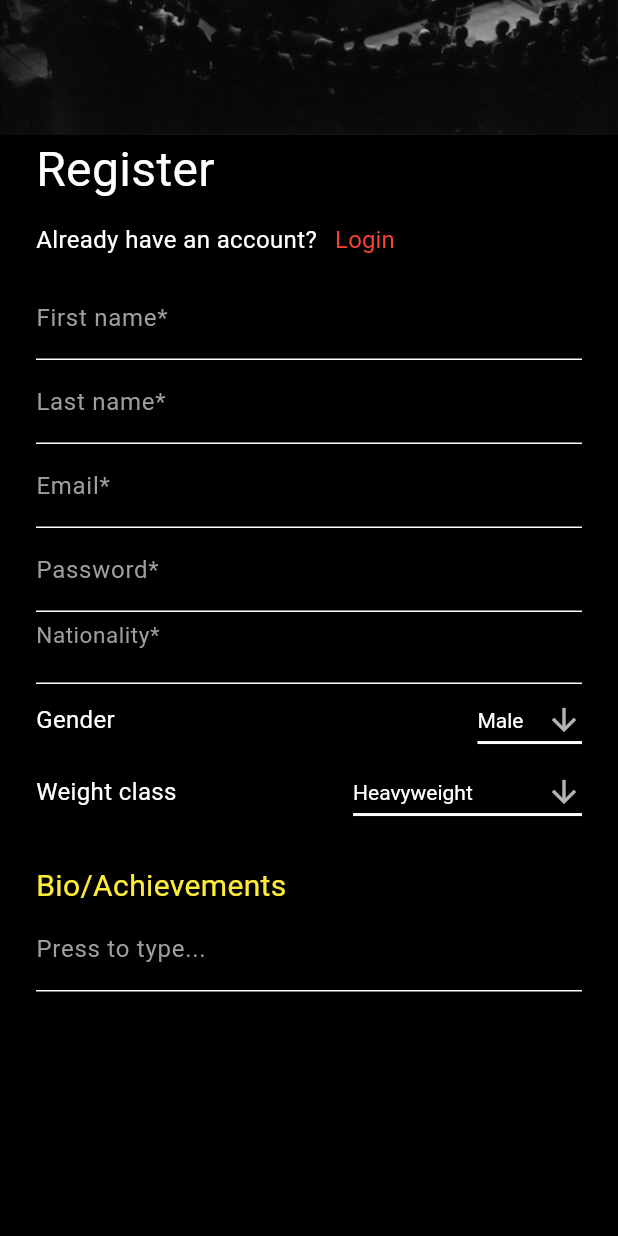
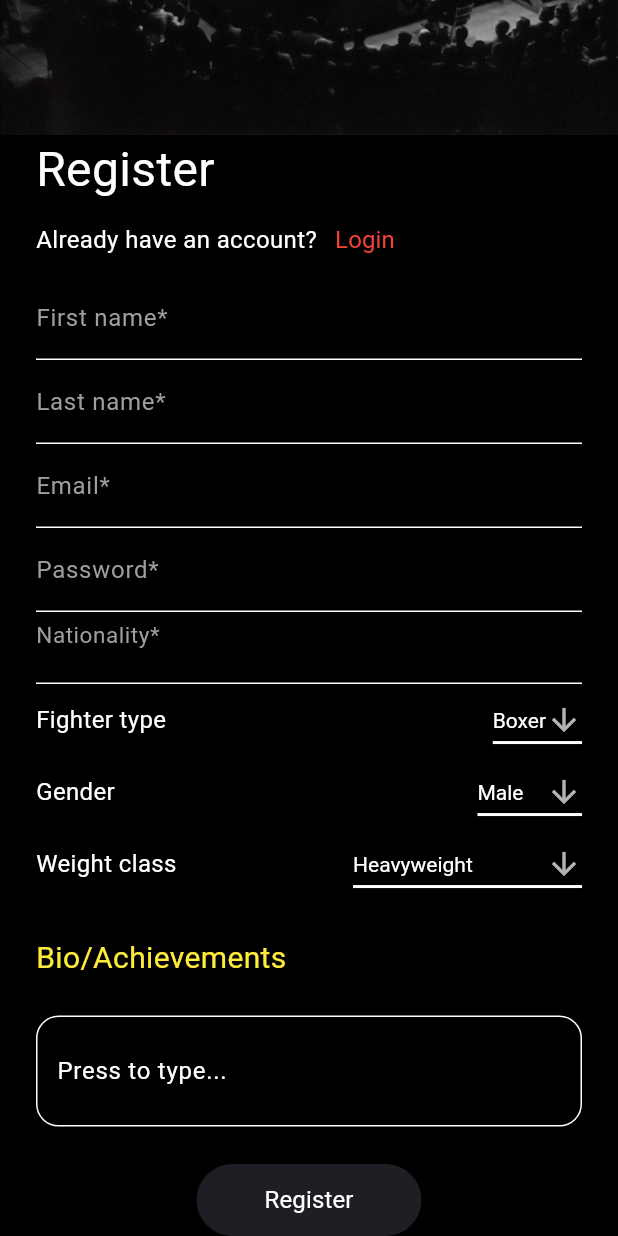
Before and after one commit to MrxBurn/FTF, a Flutter app: the RegisterFighter screen opened by its route, scrolled down 181 dp, on a phone screen of 412 x 824 dp. Run offline on Flutter 3.47's test engine with Material 2 defaults, Android fonts, the phone set to English and light mode, and no system bars; our stand-ins replace cloud_firestore, country_picker, firebase_auth, firebase_core, flutter_svg; accounts and stored records are empty; project files that could hold a hidden picture were left out.

Commit message:
Added fighter type dropdown + refactor

```diff
--- a/lib/authentication/register_fighter.dart
+++ b/lib/authentication/register_fighter.dart
@@ -26,6 +26,8 @@ const List<String> weightList = <String>[
   'Strawweight',
 ];
 
+List<String> fighterTypeList = <String>['Boxer', 'MMA'];
+
 class RegisterFighter extends StatefulWidget {
   const RegisterFighter({super.key});
 
@@ -35,7 +37,6 @@ class RegisterFighter extends StatefulWidget {
 
 class _RegisterFighterState extends State<RegisterFighter> {
   //TODO: Implement registration logic
-  //TODO: Add fighter type - box, mma
   String firstName = '';
 
   String lastName = '';
@@ -47,6 +48,8 @@ class _RegisterFighterState extends State<RegisterFighter> {
   var genderValue = genderList.first;
 
   var weightValue = weightList.first;
+
+  var fighterType = fighterTypeList.first;
 
   String email = '';
 
@@ -218,6 +221,43 @@ class _RegisterFighterState extends State<RegisterFighter> {
                       mainAxisAlignment: MainAxisAlignment.spaceBetween,
                       children: [
                         const Text(
+                          'Fighter type',
+                          style: bodyStyle,
+                        ),
+                        const SizedBox(
+                          width: 50,
+                        ),
+                        DropdownButton<String>(
+                          value: fighterType,
+                          icon: const Icon(Icons.arrow_downward),
+                          elevation: 16,
+                          style: const TextStyle(color: Colors.white),
+                          underline: Container(
+                            height: 2,
+                            color: Colors.white,
+                          ),
+                          onChanged: (String? value) {
+                            setState(() {
+                              fighterType = value!;
+                            });
+                          },
+                          items: fighterTypeList
+                              .map<DropdownMenuItem<String>>((String value) {
+                            return DropdownMenuItem<String>(
+                              value: value,
+                              child: Text(value),
+                            );
+                          }).toList(),
+                        ),
+                      ],
+                    ),
+                  ),
+                  Padding(
+                    padding: const EdgeInsets.only(left: 24.0, right: 24),
+                    child: Row(
+                      mainAxisAlignment: MainAxisAlignment.spaceBetween,
+                      children: [
+                        const Text(
                           'Gender',
                           style: bodyStyle,
                         ),
@@ -234,7 +274,6 @@ class _RegisterFighterState extends State<RegisterFighter> {
                             color: Colors.white,
                           ),
                           onChanged: (String? value) {
-                            // This is called when the user selects an item.
                             setState(() {
                               genderValue = value!;
                             });
@@ -300,22 +339,26 @@ class _RegisterFighterState extends State<RegisterFighter> {
                       ),
                     ),
                   ),
-                  SizedBox(
-                    height: 300,
-                    child: Padding(
-                      padding: const EdgeInsets.only(left: 24.0, right: 24),
-                      child: TextFormField(
-                        controller: bioController,
-                        decoration: const InputDecoration(
-                          enabledBorder: UnderlineInputBorder(
-                              borderSide: BorderSide(color: Colors.white)),
+                  const SizedBox(
+                    height: 24,
+                  ),
+                  Padding(
+                    padding: const EdgeInsets.only(left: 24.0, right: 24),
+                    child: TextFormField(
+                      keyboardType: TextInputType.multiline,
+                      maxLines: null,
+                      controller: bioController,
+                      decoration: const InputDecoration(
+                          contentPadding: EdgeInsets.symmetric(
+                              vertical: 25.0, horizontal: 10.0),
+                          border: OutlineInputBorder(
+                              borderRadius:
+                                  BorderRadius.all(Radius.circular(15))),
                           focusedBorder: UnderlineInputBorder(
                               borderSide: BorderSide(color: Colors.white)),
                           labelStyle: TextStyle(color: Colors.grey),
-                          labelText: 'Press to type...',
-                        ),
-                        onChanged: (value) => bio = value,
-                      ),
+                          hintText: 'Press to type...'),
+                      onChanged: (value) => bio = value,
                     ),
                   ),
                 ],
```
